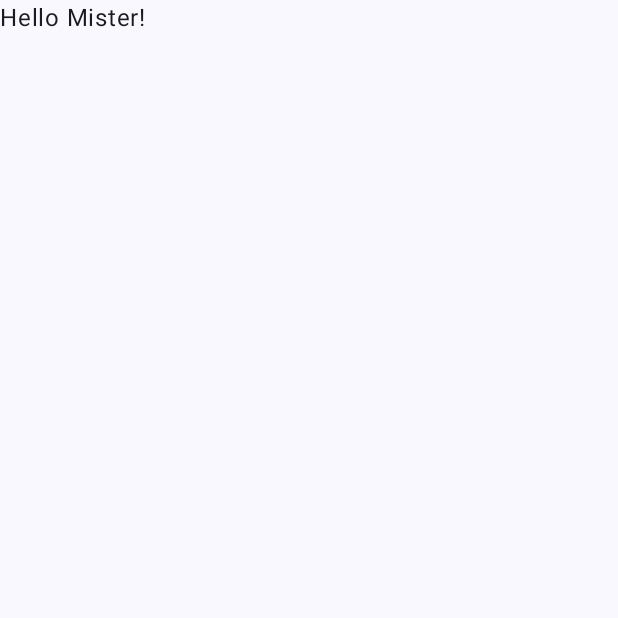
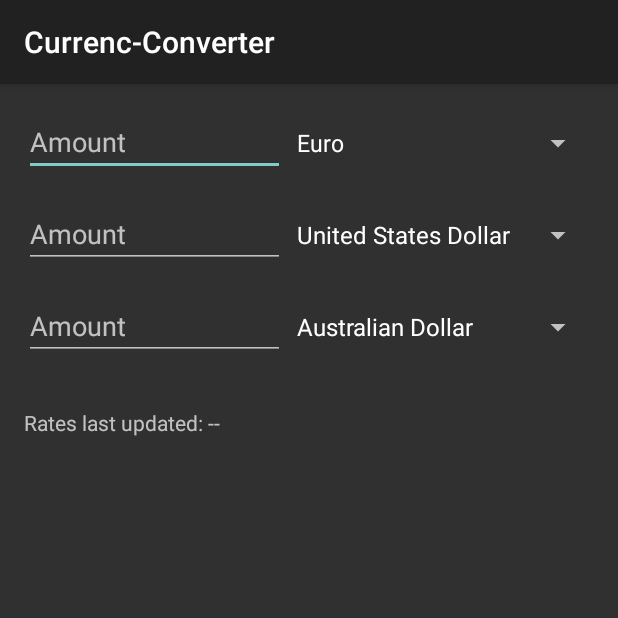
Before and after one commit to kall-tech/Curren-C, an Android app built with Jetpack Compose: the screen it shows after launch (MainActivity), on a phone screen of 412 x 824 dp, the top half of it. Before the commit the part shown is almost empty. Run offline under Robolectric (Android 15) with nearby library versions, the phone set to English and light mode, and no system bars; our stand-ins replace Room's generated code.

Commit message:
Forgot to commit everything

```diff
--- a/app/src/main/java/com/kalltech/currenc_converter/MainActivity.kt
+++ b/app/src/main/java/com/kalltech/currenc_converter/MainActivity.kt
@@ -1,47 +1,153 @@
 package com.kalltech.currenc_converter
 
 import android.os.Bundle
-import androidx.activity.ComponentActivity
-import androidx.activity.compose.setContent
-import androidx.activity.enableEdgeToEdge
-import androidx.compose.foundation.layout.fillMaxSize
-import androidx.compose.foundation.layout.padding
-import androidx.compose.material3.Scaffold
-import androidx.compose.material3.Text
-import androidx.compose.runtime.Composable
-import androidx.compose.ui.Modifier
-import androidx.compose.ui.tooling.preview.Preview
-import com.kalltech.currenc_converter.ui.theme.CurrencConverterTheme
+import android.text.Editable
+import android.text.TextWatcher
+import android.view.View
+import android.widget.*
+import androidx.activity.viewModels
+import androidx.appcompat.app.AppCompatActivity
+import androidx.lifecycle.Observer
+import androidx.lifecycle.ViewModel
+import androidx.lifecycle.ViewModelProvider
+import androidx.room.Room
+import com.kalltech.currenc_converter.database.AppDatabase
+import com.kalltech.currenc_converter.model.Currency
+import com.kalltech.currenc_converter.network.ApiClient
+import com.kalltech.currenc_converter.repository.ExchangeRateRepository
+import com.kalltech.currenc_converter.utils.Constants
+import com.kalltech.currenc_converter.viewmodel.MainViewModel
+import com.google.android.material.snackbar.Snackbar
 
-class MainActivity : ComponentActivity() {
-    override fun onCreate(savedInstanceState: Bundle?) {
-        super.onCreate(savedInstanceState)
-        enableEdgeToEdge()
-        setContent {
-            CurrencConverterTheme {
-                Scaffold(modifier = Modifier.fillMaxSize()) { innerPadding ->
-                    Greeting(
-                        name = "Mister",
-                        modifier = Modifier.padding(innerPadding)
-                    )
+class MainActivity : AppCompatActivity() {
+
+    private lateinit var amountEditTexts: List<EditText>
+    private lateinit var currencySpinners: List<Spinner>
+    private lateinit var lastUpdateTextView: TextView
+    private lateinit var rootView: View
+
+    private val viewModel: MainViewModel by viewModels {
+        val database = Room.databaseBuilder(
+            applicationContext,
+            AppDatabase::class.java,
+            Constants.DATABASE_NAME
+        ).build()
+
+        val repository = ExchangeRateRepository(
+            ApiClient.apiService,
+            database.exchangeRateDao(),
+            database.lastUpdateDao()
+        )
+
+        object : ViewModelProvider.Factory {
+
+            override fun <T : ViewModel> create(modelClass: Class<T>): T {
+                if (modelClass.isAssignableFrom(MainViewModel::class.java)) {
+                    return MainViewModel(repository) as T
                 }
+                throw IllegalArgumentException("Unknown ViewModel class")
             }
         }
     }
-}
 
-@Composable
-fun Greeting(name: String, modifier: Modifier = Modifier) {
-    Text(
-        text = "Hello $name!",
-        modifier = modifier
-    )
-}
+    override fun onCreate(savedInstanceState: Bundle?) {
+        super.onCreate(savedInstanceState)
+        // Using setContentView with data binding
+        setContentView(R.layout.activity_main)
 
-@Preview(showBackground = true)
-@Composable
-fun GreetingPreview() {
-    CurrencConverterTheme {
-        Greeting("None")
+        rootView = findViewById(android.R.id.content)
+
+        amountEditTexts = listOf(
+            findViewById(R.id.amountEditText1),
+            findViewById(R.id.amountEditText2),
+            findViewById(R.id.amountEditText3)
+        )
+
+        currencySpinners = listOf(
+            findViewById(R.id.currencySpinner1),
+            findViewById(R.id.currencySpinner2),
+            findViewById(R.id.currencySpinner3)
+        )
+
+        lastUpdateTextView = findViewById(R.id.lastUpdateTextView)
+
+        setupCurrencySpinners()
+        setupAmountEditTexts()
+        observeViewModel()
+    }
+
+    private fun setupCurrencySpinners() {
+        // Load currency list (in a real app, this might come from a data source)
+        val currencyList = listOf(
+            Currency("USD", "United States Dollar"),
+            Currency("EUR", "Euro"),
+            Currency("AUD", "Australian Dollar"),
+            // Add more currencies as needed
+        )
+
+        val adapter = ArrayAdapter(
+            this,
+            android.R.layout.simple_spinner_item,
+            currencyList.map { it.name }
+        )
+        adapter.setDropDownViewResource(android.R.layout.simple_spinner_dropdown_item)
+
+        for (i in currencySpinners.indices) {
+            currencySpinners[i].adapter = adapter
+            val selectedCurrency = viewModel.selectedCurrencies.value?.get(i)
+            val position = currencyList.indexOfFirst { it.code == selectedCurrency?.code }
+            currencySpinners[i].setSelection(position)
+
+            currencySpinners[i].onItemSelectedListener = object : AdapterView.OnItemSelectedListener {
+                override fun onItemSelected(
+                    parent: AdapterView<*>,
+                    view: View?,
+                    position: Int,
+                    id: Long
+                ) {
+                    val currency = currencyList[position]
+                    viewModel.onCurrencyChanged(i, currency)
+                }
+
+                override fun onNothingSelected(parent: AdapterView<*>) {}
+            }
+        }
+    }
+
+    private fun setupAmountEditTexts() {
+        for (i in amountEditTexts.indices) {
+            amountEditTexts[i].addTextChangedListener(object : TextWatcher {
+                override fun beforeTextChanged(s: CharSequence?, start: Int, count: Int, after: Int) {}
+                override fun afterTextChanged(s: Editable?) {}
+
+                override fun onTextChanged(s: CharSequence?, start: Int, before: Int, count: Int) {
+                    amountEditTexts.forEachIndexed { index, editText ->
+                        if (editText.hasFocus()) {
+                            viewModel.onAmountChanged(index, s.toString())
+                        }
+                    }
+                }
+            })
+        }
+    }
+
+    private fun observeViewModel() {
+        viewModel.convertedAmounts.observe(this, Observer { amounts ->
+            for (i in amountEditTexts.indices) {
+                if (!amountEditTexts[i].hasFocus()) {
+                    amountEditTexts[i].setText(amounts[i])
+                    amountEditTexts[i].alpha = 0f
+                    amountEditTexts[i].animate().alpha(1f).setDuration(300).start()
+                }
+            }
+        })
+
+        viewModel.lastUpdateTime.observe(this, Observer { timeString ->
+            lastUpdateTextView.text = timeString
+        })
+
+        viewModel.errorMessage.observe(this, Observer { message ->
+            Snackbar.make(rootView, message, Snackbar.LENGTH_LONG).show()
+        })
     }
 }
--- /dev/null
+++ b/app/src/main/java/com/kalltech/currenc_converter/database/AppDatabase.kt
@@ -0,0 +1,10 @@
+package com.kalltech.currenc_converter.database
+
+import androidx.room.Database
+import androidx.room.RoomDatabase
+
+@Database(entities = [ExchangeRateEntity::class, LastUpdateEntity::class], version = 1)
+abstract class AppDatabase : RoomDatabase() {
+    abstract fun exchangeRateDao(): ExchangeRateDao
+    abstract fun lastUpdateDao(): LastUpdateDao
+}
--- /dev/null
+++ b/app/src/main/java/com/kalltech/currenc_converter/database/ExchangeRateDao.kt
@@ -0,0 +1,15 @@
+package com.kalltech.currenc_converter.database
+
+import androidx.room.Dao
+import androidx.room.Insert
+import androidx.room.OnConflictStrategy
+import androidx.room.Query
+
+@Dao
+interface ExchangeRateDao {
+    @Query("SELECT * FROM exchange_rates")
+    suspend fun getAllRates(): List<ExchangeRateEntity>
+
+    @Insert(onConflict = OnConflictStrategy.REPLACE)
+    suspend fun insertRates(rates: List<ExchangeRateEntity>)
+}
--- /dev/null
+++ b/app/src/main/java/com/kalltech/currenc_converter/database/LastUpdateDao.kt
@@ -0,0 +1,15 @@
+package com.kalltech.currenc_converter.database
+
+import androidx.room.Dao
+import androidx.room.Insert
+import androidx.room.OnConflictStrategy
+import androidx.room.Query
+
+@Dao
+interface LastUpdateDao {
+    @Query("SELECT * FROM last_update WHERE id = 0")
+    suspend fun getLastUpdate(): LastUpdateEntity?
+
+    @Insert(onConflict = OnConflictStrategy.REPLACE)
+    suspend fun insertLastUpdate(lastUpdate: LastUpdateEntity)
+}
--- /dev/null
+++ b/app/src/main/java/com/kalltech/currenc_converter/model/Currency.kt
@@ -0,0 +1,6 @@
+package com.kalltech.currenc_converter.model
+
+data class Currency(
+    val code: String,
+    val name: String
+)
--- /dev/null
+++ b/app/src/main/java/com/kalltech/currenc_converter/network/ApiClient.kt
@@ -0,0 +1,26 @@
+package com.kalltech.currenc_converter.network
+
+
+import com.kalltech.currenc_converter.utils.Constants
+import okhttp3.OkHttpClient
+import okhttp3.logging.HttpLoggingInterceptor
+import retrofit2.Retrofit
+import retrofit2.converter.moshi.MoshiConverterFactory
+
+object ApiClient {
+    private val loggingInterceptor = HttpLoggingInterceptor().apply {
+        level = HttpLoggingInterceptor.Level.BASIC
+    }
+
+    private val httpClient = OkHttpClient.Builder()
+        .addInterceptor(loggingInterceptor)
+        .build()
+
+    val retrofit: Retrofit = Retrofit.Builder()
+        .baseUrl(Constants.API_BASE_URL)
+        .client(httpClient)
+        .addConverterFactory(MoshiConverterFactory.create())
+        .build()
+
+    val apiService: ExchangeRateApiService = retrofit.create(ExchangeRateApiService::class.java)
+}
--- /dev/null
+++ b/app/src/main/java/com/kalltech/currenc_converter/network/ExchangeRateApiService.kt
@@ -0,0 +1,13 @@
+package com.kalltech.currenc_converter.network
+
+import retrofit2.Response
+import retrofit2.http.GET
+import retrofit2.http.Path
+
+interface ExchangeRateApiService {
+    @GET("v6/{apiKey}/latest/{baseCurrency}")
+    suspend fun getLatestRates(
+        @Path("apiKey") apiKey: String,
+        @Path("baseCurrency") baseCurrency: String
+    ): Response<ExchangeRateResponse>
+}
--- /dev/null
+++ b/app/src/main/java/com/kalltech/currenc_converter/repository/ExchangeRateRepository.kt
@@ -0,0 +1,65 @@
+package com.kalltech.currenc_converter.repository
+
+
+import com.kalltech.currenc_converter.database.ExchangeRateDao
+import com.kalltech.currenc_converter.database.ExchangeRateEntity
+import com.kalltech.currenc_converter.database.LastUpdateDao
+import com.kalltech.currenc_converter.database.LastUpdateEntity
+import com.kalltech.currenc_converter.network.ExchangeRateApiService
+import com.kalltech.currenc_converter.utils.Constants
+import kotlinx.coroutines.Dispatchers
+import kotlinx.coroutines.withContext
+import java.util.concurrent.TimeUnit
+
+class ExchangeRateRepository(
+    private val apiService: ExchangeRateApiService,
+    private val exchangeRateDao: ExchangeRateDao,
+    private val lastUpdateDao: LastUpdateDao
+) {
+    suspend fun updateExchangeRates(baseCurrency: String): Result<Unit> {
+        return withContext(Dispatchers.IO) {
+            try {
+                val lastUpdate = lastUpdateDao.getLastUpdate()
+                val currentTime = System.currentTimeMillis()
+                val updateFrequencyMillis = TimeUnit.DAYS.toMillis(Constants.UPDATE_FREQUENCY_DAYS)
+
+                val needsUpdate = lastUpdate == null || (currentTime - lastUpdate.timestamp) > updateFrequencyMillis
+
+                if (needsUpdate) {
+                    val response = apiService.getLatestRates(Constants.API_KEY, baseCurrency)
+                    if (response.isSuccessful) {
+                        val body = response.body()
+                        if (body != null && body.result == "success") {
+                            val rates = body.conversionRates?.map {
+                                ExchangeRateEntity(it.key, it.value)
+                            } ?: emptyList()
+                            exchangeRateDao.insertRates(rates)
+                            lastUpdateDao.insertLastUpdate(LastUpdateEntity(timestamp = currentTime))
+                            Result.success(Unit)
+                        } else {
+                            Result.failure(Exception("API Error"))
+                        }
+                    } else {
+                        Result.failure(Exception("Network Error"))
+                    }
+                } else {
+                    Result.success(Unit)
+                }
+            } catch (e: Exception) {
+                Result.failure(e)
+            }
+        }
+    }
+
+    suspend fun getCachedRates(): List<ExchangeRateEntity> {
+        return withContext(Dispatchers.IO) {
+            exchangeRateDao.getAllRates()
+        }
+    }
+
+    suspend fun getLastUpdateTime(): Long? {
+        return withContext(Dispatchers.IO) {
+            lastUpdateDao.getLastUpdate()?.timestamp
+        }
+    }
+}
--- /dev/null
+++ b/app/src/main/java/com/kalltech/currenc_converter/viewmodel/MainViewModel.kt
@@ -0,0 +1,91 @@
+package com.kalltech.currenc_converter.viewmodel
+
+import androidx.lifecycle.*
+import com.kalltech.currenc_converter.database.ExchangeRateEntity
+import com.kalltech.currenc_converter.model.Currency
+import com.kalltech.currenc_converter.repository.ExchangeRateRepository
+import kotlinx.coroutines.launch
+import java.math.BigDecimal
+import java.math.RoundingMode
+import java.text.SimpleDateFormat
+import java.util.*
+
+class MainViewModel(private val repository: ExchangeRateRepository) : ViewModel() {
+
+    val inputAmounts = MutableLiveData<List<String>>(listOf("", "", ""))
+    val selectedCurrencies = MutableLiveData<List<Currency>>()
+    val convertedAmounts = MutableLiveData<List<String>>(listOf("", "", ""))
+    val lastUpdateTime = MutableLiveData<String>()
+    val errorMessage = MutableLiveData<String>()
+
+    private var exchangeRates: List<ExchangeRateEntity> = emptyList()
+
+    init {
+        // Set default currencies
+        selectedCurrencies.value = listOf(
+            Currency("EUR", "Euro"),
+            Currency("USD", "United States Dollar"),
+            Currency("AUD", "Australian Dollar")
+        )
+
+        // Load exchange rates
+        viewModelScope.launch {
+            val baseCurrency = "USD" // You can change the base currency as needed
+            val result = repository.updateExchangeRates(baseCurrency)
+            if (result.isFailure) {
+                errorMessage.postValue("Failed to update rates.")
+            } else {
+                exchangeRates = repository.getCachedRates()
+                updateLastUpdateTime()
+            }
+        }
+    }
+
+    fun onAmountChanged(index: Int, amount: String) {
+        val amounts = inputAmounts.value?.toMutableList() ?: mutableListOf("", "", "")
+        amounts[index] = amount
+        inputAmounts.value = amounts
+        if (amount.isNotBlank() && amount.toDoubleOrNull() != null) {
+            calculateConversions(index, amount.toDouble())
+        } else {
+            errorMessage.postValue("Please enter a valid number.")
+        }
+    }
+
+    fun onCurrencyChanged(index: Int, currency: Currency) {
+        val currencies = selectedCurrencies.value?.toMutableList() ?: mutableListOf()
+        currencies[index] = currency
+        selectedCurrencies.value = currencies
+        val amountStr = inputAmounts.value?.get(index)
+        if (!amountStr.isNullOrBlank() && amountStr.toDoubleOrNull() != null) {
+            calculateConversions(index, amountStr.toDouble())
+        }
+    }
+
+    private fun calculateConversions(inputIndex: Int, amount: Double) {
+        val currencies = selectedCurrencies.value ?: return
+        val baseCurrencyCode = currencies[inputIndex].code
+        val baseRate = exchangeRates.find { it.currencyCode == baseCurrencyCode }?.rate ?: return
+
+        val newAmounts = mutableListOf<String>("", "", "")
+
+        for (i in 0..2) {
+            if (i == inputIndex) {
+                newAmounts[i] = amount.toString()
+            } else {
+                val targetCurrencyCode = currencies[i].code
+                val targetRate = exchangeRates.find { it.currencyCode == targetCurrencyCode }?.rate ?: continue
+                val convertedAmount = (amount / baseRate) * targetRate
+                val roundedAmount = BigDecimal(convertedAmount).setScale(2, RoundingMode.HALF_EVEN)
+                newAmounts[i] = roundedAmount.toPlainString()
+            }
+        }
+        convertedAmounts.postValue(newAmounts)
+    }
+
+    private suspend fun updateLastUpdateTime() {
+        val timestamp = repository.getLastUpdateTime() ?: return
+        val formattedTime = SimpleDateFormat("MMM dd, yyyy", Locale.getDefault()).format(Date(timestamp))
+        lastUpdateTime.postValue("Rates last updated: $formattedTime")
+    }
+}
--- /dev/null
+++ b/app/src/main/res/layout/activity_main.xml
@@ -0,0 +1,93 @@
+<?xml version="1.0" encoding="utf-8"?>
+<androidx.constraintlayout.widget.ConstraintLayout xmlns:android="http://schemas.android.com/apk/res/android"
+    xmlns:app="http://schemas.android.com/apk/res-auto"
+
+    android:layout_width="match_parent"
+    android:layout_height="match_parent"
+    android:padding="16dp">
+
+    <!-- Currency Input 1 -->
+    <LinearLayout
+        android:id="@+id/currencyLayout1"
+        android:layout_width="0dp"
+        android:layout_height="wrap_content"
+        android:orientation="horizontal"
+        app:layout_constraintTop_toTopOf="parent"
+        app:layout_constraintEnd_toEndOf="parent"
+        app:layout_constraintStart_toStartOf="parent">
+
+        <EditText
+            android:id="@+id/amountEditText1"
+            android:layout_width="0dp"
+            android:layout_height="wrap_content"
+            android:layout_weight="1"
+            android:hint="Amount"
+            android:inputType="numberDecimal" />
+
+        <Spinner
+            android:id="@+id/currencySpinner1"
+            android:layout_width="wrap_content"
+            android:layout_height="wrap_content" />
+    </LinearLayout>
+
+    <!-- Currency Input 2 -->
+    <LinearLayout
+        android:id="@+id/currencyLayout2"
+        android:layout_width="0dp"
+        android:layout_height="wrap_content"
+        android:orientation="horizontal"
+        app:layout_constraintTop_toBottomOf="@id/currencyLayout1"
+        app:layout_constraintStart_toStartOf="parent"
+        app:layout_constraintEnd_toEndOf="parent"
+        android:layout_marginTop="16dp">
+
+        <EditText
+            android:id="@+id/amountEditText2"
+            android:layout_width="0dp"
+            android:layout_height="wrap_content"
+            android:layout_weight="1"
+            android:hint="Amount"
+            android:inputType="numberDecimal" />
+
+        <Spinner
+            android:id="@+id/currencySpinner2"
+            android:layout_width="wrap_content"
+            android:layout_height="wrap_content" />
+    </LinearLayout>
+
+    <!-- Currency Input 3 -->
+    <LinearLayout
+        android:id="@+id/currencyLayout3"
+        android:layout_width="0dp"
+        android:layout_height="wrap_content"
+        android:orientation="horizontal"
+        app:layout_constraintTop_toBottomOf="@id/currencyLayout2"
+        app:layout_constraintStart_toStartOf="parent"
+        app:layout_constraintEnd_toEndOf="parent"
+        android:layout_marginTop="16dp">
+
+        <EditText
+            android:id="@+id/amountEditText3"
+            android:layout_width="0dp"
+            android:layout_height="wrap_content"
+            android:layout_weight="1"
+            android:hint="Amount"
+            android:inputType="numberDecimal" />
+
+        <Spinner
+            android:id="@+id/currencySpinner3"
+            android:layout_width="wrap_content"
+            android:layout_height="wrap_content" />
+    </LinearLayout>
+
+    <!-- Last Update Text -->
+    <TextView
+        android:id="@+id/lastUpdateTextView"
+        android:layout_width="wrap_content"
+        android:layout_height="wrap_content"
+        android:text="Rates last updated: --"
+        app:layout_constraintTop_toBottomOf="@id/currencyLayout3"
+        app:layout_constraintStart_toStartOf="parent"
+        android:layout_marginTop="32dp" />
+
+</androidx.constraintlayout.widget.ConstraintLayout>
--- a/app/src/main/res/values/colors.xml
+++ b/app/src/main/res/values/colors.xml
@@ -7,4 +7,5 @@
     <color name="teal_700">#FF018786</color>
     <color name="black">#FF000000</color>
     <color name="white">#FFFFFFFF</color>
+    <color name="gray">#808080</color>
 </resources>
--- a/app/src/main/res/values/strings.xml
+++ b/app/src/main/res/values/strings.xml
@@ -1,3 +1,7 @@
 <resources>
     <string name="app_name">Currenc-Converter</string>
+    <string name="amount_hint">Amount</string>
+    <string name="last_updated">Rates last updated: %1$s</string>
+    <string name="error_invalid_number">Please enter a valid number.</string>
+    <string name="error_failed_update">Failed to update rates.</string>
 </resources>
--- /dev/null
+++ b/app/src/main/res/values/styles.xml
@@ -0,0 +1,6 @@
+<resources>
+    <style name="EditTextStyle">
+        <item name="android:backgroundTint">@color/gray</item>
+        <item name="android:textColor">@color/black</item>
+    </style>
+</resources>
```
Also changed, not shown: app/build.gradle.kts (+24 -0 lines), app/src/main/AndroidManifest.xml (+5 -5 lines), app/src/main/java/com/kalltech/currenc_converter/database/ExchangeRateEntity.kt (added, +10 -0 lines), app/src/main/java/com/kalltech/currenc_converter/database/LastUpdateEntity.kt (added, +10 -0 lines), app/src/main/java/com/kalltech/currenc_converter/network/ExchangeRateResponse.kt (added, +28 -0 lines), gradle/libs.versions.toml (+48 -6 lines).
